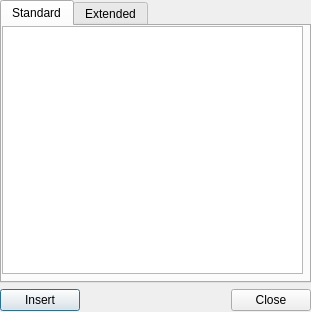
Old version of the form ui/emoticons.ui in the repository gitter-badger/simplechatclient.
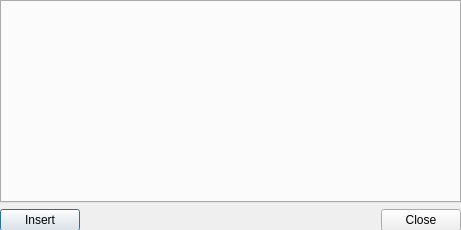
New version of the form. Icons and pictures are not drawn.

What changed in the file:
```diff
--- a/ui/emoticons.ui
+++ b/ui/emoticons.ui
@@ -6,20 +6,20 @@
    <rect>
     <x>0</x>
     <y>0</y>
-    <width>311</width>
-    <height>312</height>
+    <width>461</width>
+    <height>230</height>
    </rect>
   </property>
   <property name="minimumSize">
    <size>
-    <width>311</width>
-    <height>312</height>
+    <width>461</width>
+    <height>230</height>
    </size>
   </property>
   <property name="maximumSize">
    <size>
-    <width>311</width>
-    <height>312</height>
+    <width>461</width>
+    <height>230</height>
    </size>
   </property>
   <property name="windowTitle">
@@ -34,8 +34,8 @@
     <rect>
      <x>0</x>
      <y>0</y>
-     <width>311</width>
-     <height>311</height>
+     <width>461</width>
+     <height>231</height>
     </rect>
    </property>
    <layout class="QVBoxLayout" name="verticalLayout">
@@ -44,72 +44,6 @@
       <property name="currentIndex">
        <number>0</number>
       </property>
-      <widget class="QWidget" name="tab">
-       <attribute name="title">
-        <string>Standard</string>
-       </attribute>
-       <widget class="QListWidget" name="listWidget_standard">
-        <property name="geometry">
-         <rect>
-          <x>0</x>
-          <y>0</y>
-          <width>301</width>
-          <height>248</height>
-         </rect>
-        </property>
-        <property name="editTriggers">
-         <set>QAbstractItemView::NoEditTriggers</set>
-        </property>
-        <property name="dragDropMode">
-         <enum>QAbstractItemView::NoDragDrop</enum>
-        </property>
-        <property name="iconSize">
-         <size>
-          <width>30</width>
-          <height>30</height>
-         </size>
-        </property>
-        <property name="movement">
-         <enum>QListView::Static</enum>
-        </property>
-        <property name="viewMode">
-         <enum>QListView::IconMode</enum>
-        </property>
-       </widget>
-      </widget>
-      <widget class="QWidget" name="tab_2">
-       <attribute name="title">
-        <string>Extended</string>
-       </attribute>
-       <widget class="QListWidget" name="listWidget_extended">
-        <property name="geometry">
-         <rect>
-          <x>0</x>
-          <y>0</y>
-          <width>301</width>
-          <height>248</height>
-         </rect>
-        </property>
-        <property name="editTriggers">
-         <set>QAbstractItemView::NoEditTriggers</set>
-        </property>
-        <property name="dragDropMode">
-         <enum>QAbstractItemView::NoDragDrop</enum>
-        </property>
-        <property name="iconSize">
-         <size>
-          <width>48</width>
-          <height>48</height>
-         </size>
-        </property>
-        <property name="movement">
-         <enum>QListView::Static</enum>
-        </property>
-        <property name="viewMode">
-         <enum>QListView::IconMode</enum>
-        </property>
-       </widget>
-      </widget>
      </widget>
     </item>
     <item>
```
Left out of the diff: 2 changed lines with no effect on the pictures.
